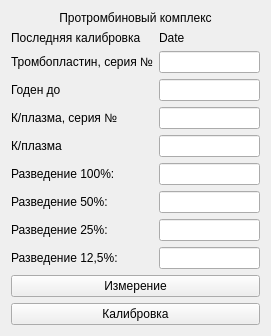
Above: choisedialog/ko5.ui from krang4d/Agrekola before the change. Below: the same form after it.
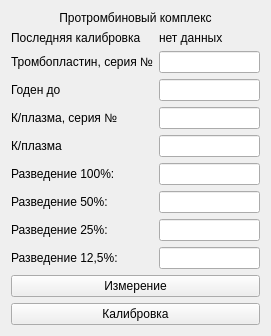
That is the form after the change.

What changed in the file:
```diff
--- a/choisedialog/ko5.ui
+++ b/choisedialog/ko5.ui
@@ -45,7 +45,7 @@
         </size>
        </property>
        <property name="text">
-        <string>Date</string>
+        <string>нет данных</string>
        </property>
       </widget>
      </item>
```
